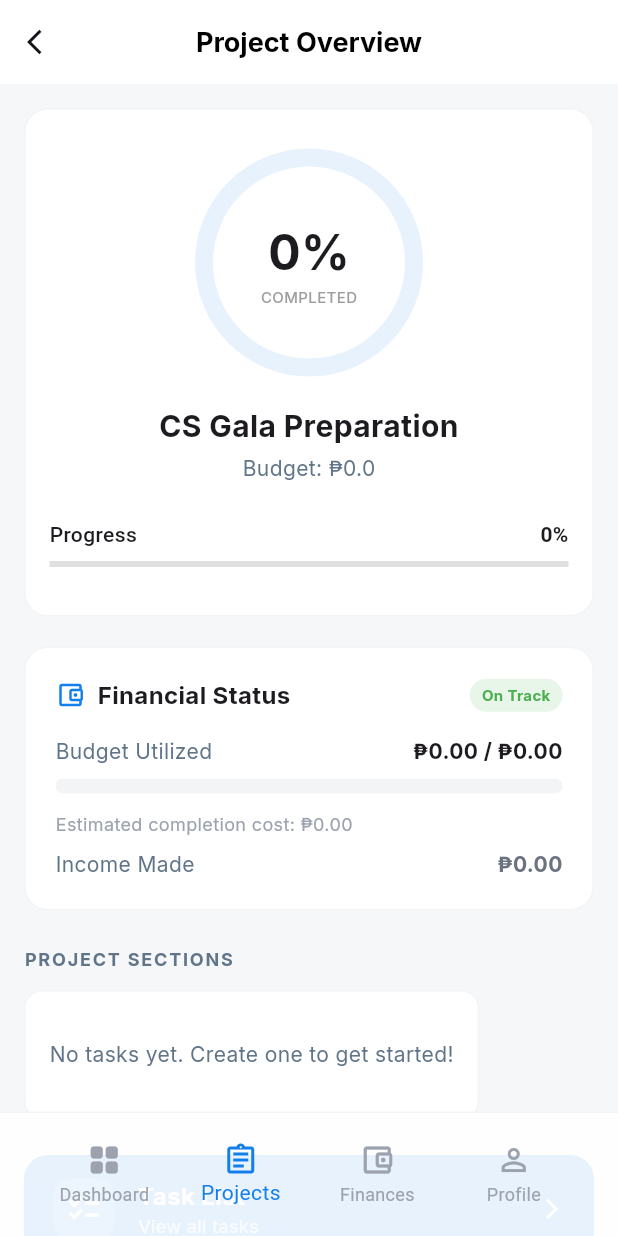
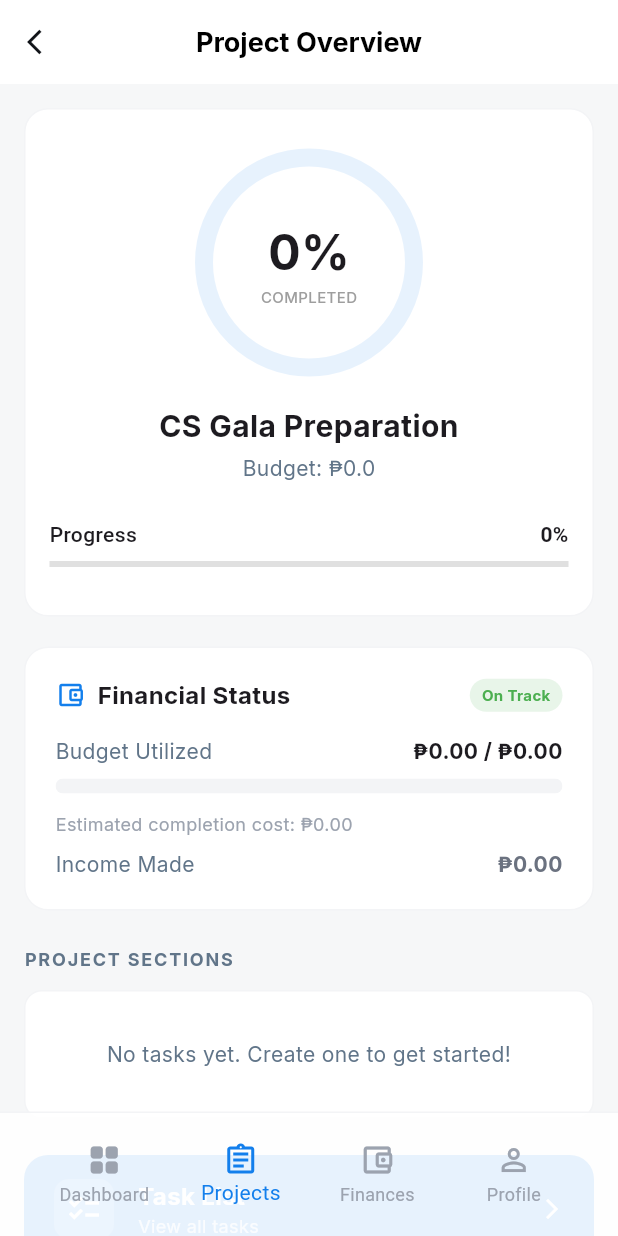
Before and after one commit to aijaee/kamobahala_bscs4b_project, a Flutter app: the ProjectOverviewScreen screen opened directly, on a phone screen of 412 x 824 dp. Run offline on Flutter 3.47's test engine with Material 3 defaults, Android fonts, the light colour scheme and no system bars; our stand-ins replace google_fonts, supabase_flutter; accounts and stored records are empty.

Commit message:
FIX: Centered tasks template

```diff
--- a/lib/views/projects/project_overview.dart
+++ b/lib/views/projects/project_overview.dart
@@ -249,9 +249,12 @@ class _ProjectOverviewScreenState extends State<ProjectOverviewScreen>
               borderRadius: BorderRadius.circular(12),
               border: Border.all(color: const Color(0xFFF3F4F6)),
             ),
-            child: Text(
-              "No tasks yet. Create one to get started!",
-              style: GoogleFonts.inter(color: const Color(0xFF617589)),
+            child: Center(
+              child: Text(
+                "No tasks yet. Create one to get started!",
+                textAlign: TextAlign.center,
+                style: GoogleFonts.inter(color: const Color(0xFF617589)),
+              ),
             ),
           );
         }
```
Also changed, not shown: lib/views/dashboard/financial_ledger.dart (+18 -6 lines).
